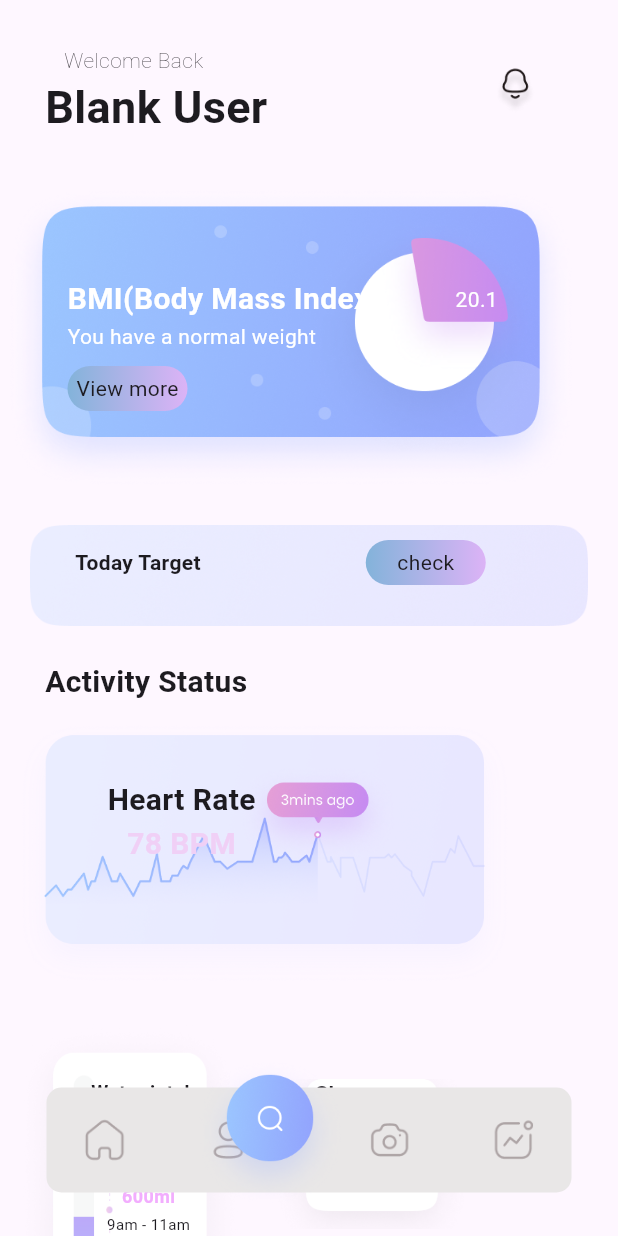
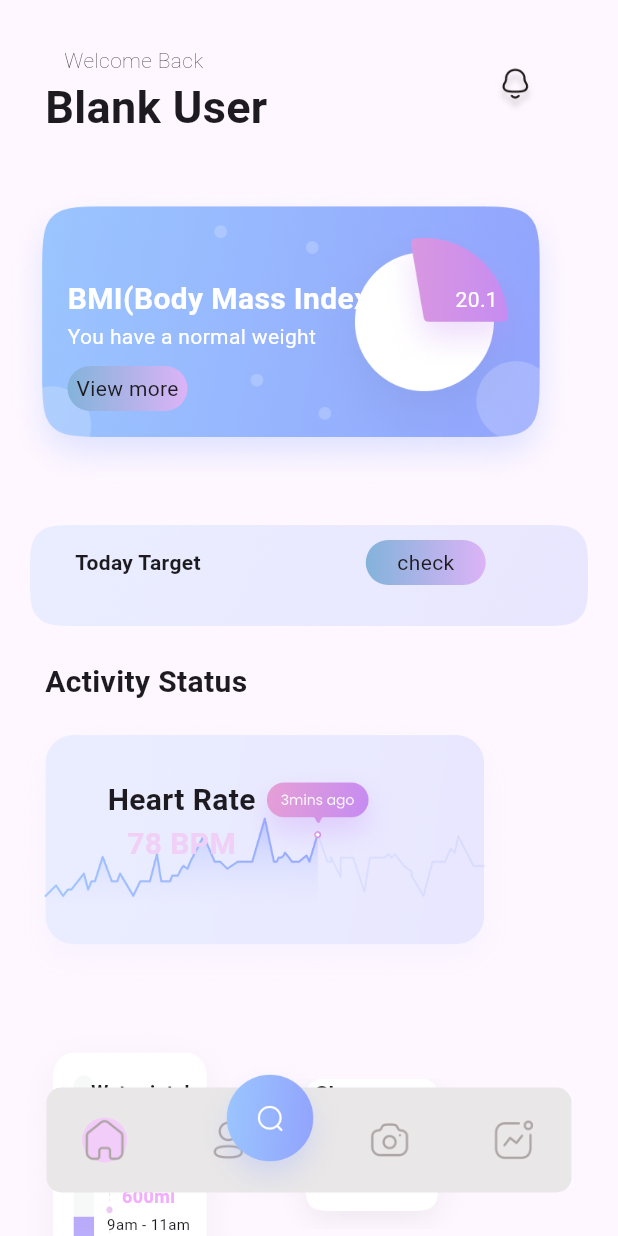
Before and after one commit to Unique-chiemerie/fitnext, a Flutter app: the BnB screen opened directly, on a phone screen of 412 x 824 dp. Run offline on Flutter 3.47's test engine with Material 2 defaults, Android fonts, the phone set to English and light mode, and no system bars.

Commit message:
added colors for the buttons

```diff
--- a/lib/dashboard/home.dart
+++ b/lib/dashboard/home.dart
@@ -13,6 +13,7 @@ class BnB extends StatefulWidget {
 }
 
 int currentscreen = 0;
+
 final List<Widget> screenz = [
   const Dashboard(),
   const Activityb(),
@@ -90,16 +91,23 @@ class _BnBState extends State<BnB> {
     );
   }
 
+  Color activecolor = const Color.fromARGB(255, 243, 205, 250);
+
   Widget navbaitem(String imagepath, int index) {
+    bool isActive = index == currentscreen;
+
     return InkWell(
       onTap: () {
         setState(() {
           currentscreen = index;
         });
       },
-      child: SizedBox(
+      child: Container(
         height: 30,
         width: 30,
+        decoration: BoxDecoration(
+            borderRadius: BorderRadius.circular(100),
+            color: isActive ? activecolor : Colors.transparent),
         child: Image.asset(imagepath),
       ),
     );
```
